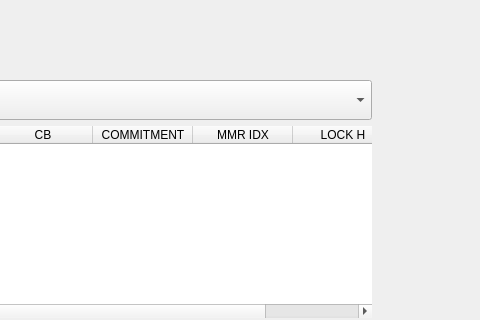
First picture: the form in windows/e_outputs.ui, repository 0xkobe/mwc-wallet, before the edit; both pictures show x 415 to 895 and y 0 to 320 of the 895 by 607 pixel window.
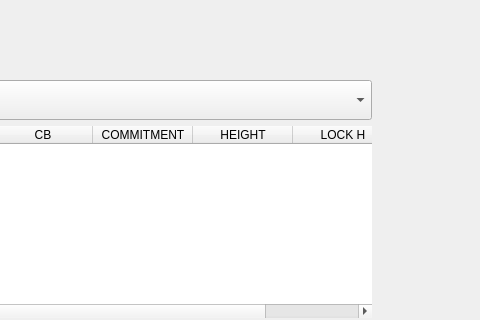
Second picture: the form after the edit. Icons and pictures are not drawn. Custom widgets are drawn as their Qt base class.

Commit message: For outputs switch from MMR index to Height

```diff
--- a/windows/e_outputs.ui
+++ b/windows/e_outputs.ui
@@ -123,7 +123,7 @@
             </column>
             <column>
              <property name="text">
-              <string>MMR IDX</string>
+              <string>HEIGHT</string>
              </property>
             </column>
             <column>
```
The commit also changes 2 other files.
